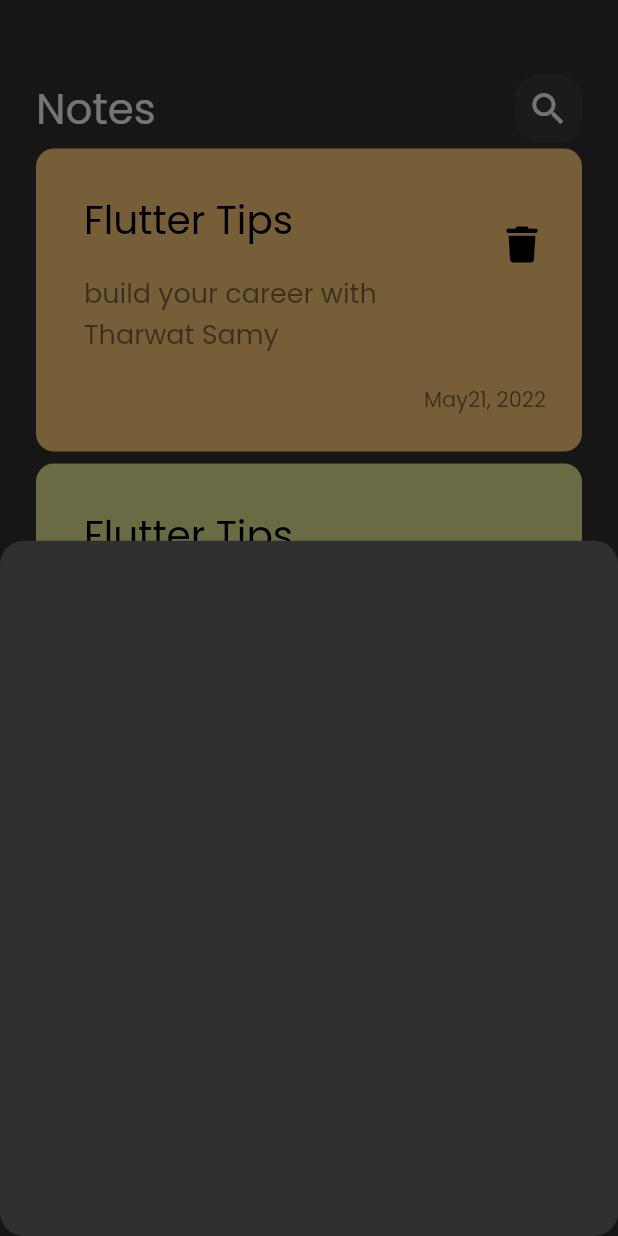
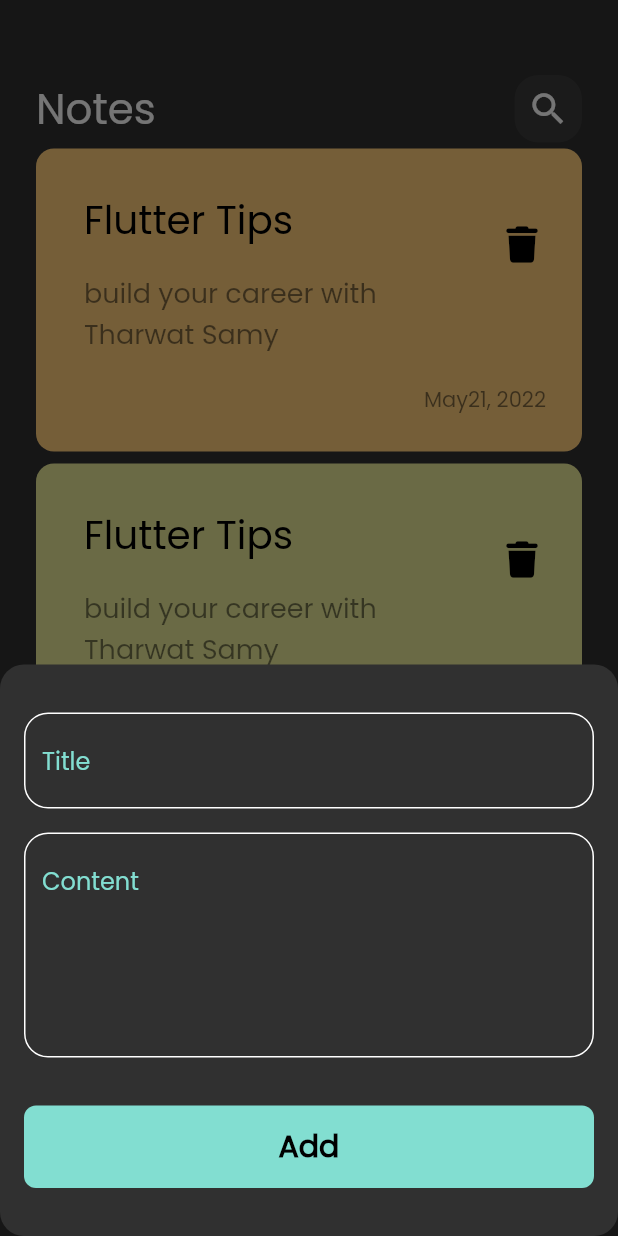
Before and after one commit to anasosama0/notes_app, a Flutter app: the screen it shows after launch, after a tap on the "add" icon, on a phone screen of 412 x 824 dp. Run offline on Flutter 3.47's test engine with Material 2 defaults, Android fonts, the phone set to English and light mode, and no system bars; our stand-ins replace font_awesome_flutter.

Commit message:
create text field and CustomButton for Add note

```diff
--- /dev/null
+++ b/lib/constants.dart
@@ -0,0 +1,3 @@
+import 'package:flutter/animation.dart';
+
+const kPrimaryColor = Color(0xff82DED1);
--- a/lib/views/widgets/add_note_bottom_sheet.dart
+++ b/lib/views/widgets/add_note_bottom_sheet.dart
@@ -1,10 +1,33 @@
 import 'package:flutter/material.dart';
+import 'package:notes_app/views/widgets/custom_text_field.dart';
+
+import 'custom_button.dart';
 
 class AddNoteBottomSheet extends StatelessWidget {
   const AddNoteBottomSheet({super.key});
 
   @override
   Widget build(BuildContext context) {
-    return  Container();
+    return  const Padding(
+      padding: EdgeInsets.symmetric(horizontal: 16),
+      child: SingleChildScrollView(
+        child: Column(
+          children: [
+            SizedBox(height: 32),
+            CustomTextField(hint: 'Title'),
+            SizedBox(
+              height: 16,
+            ),
+            CustomTextField(
+              hint: 'Content',
+              maxLines: 5,
+            ),
+            SizedBox(height: 32,),
+            CustomButton(),
+            SizedBox(height: 32,)
+          ],
+        ),
+      ),
+    );
   }
 }
--- /dev/null
+++ b/lib/views/widgets/custom_button.dart
@@ -0,0 +1,24 @@
+import 'package:flutter/material.dart';
+
+import '../../constants.dart';
+
+class CustomButton extends StatelessWidget {
+  const CustomButton({super.key});
+
+  @override
+  Widget build(BuildContext context) {
+    return Container(
+      width: MediaQuery.of(context).size.width,
+      height: 55,
+      decoration: BoxDecoration(
+          borderRadius: BorderRadius.circular(8), color: kPrimaryColor),
+      child: const Center(
+        child: Text(
+          'Add',
+          style: TextStyle(
+              color: Colors.black, fontSize: 20, fontWeight: FontWeight.bold),
+        ),
+      ),
+    );
+  }
+}
--- /dev/null
+++ b/lib/views/widgets/custom_text_field.dart
@@ -0,0 +1,30 @@
+import 'package:flutter/material.dart';
+import 'package:notes_app/constants.dart';
+
+class CustomTextField extends StatelessWidget {
+  const CustomTextField({super.key, required this.hint, this.maxLines = 1});
+
+final String hint;
+final int maxLines;
+  @override
+  Widget build(BuildContext context) {
+    return TextField(
+      cursorColor: kPrimaryColor,
+      maxLines: maxLines,
+      decoration: InputDecoration(
+          border: buildBorder(),
+          hintText: hint,
+          hintStyle: const TextStyle(
+            color: kPrimaryColor
+          ),
+          enabledBorder: buildBorder(),
+          focusedBorder: buildBorder(kPrimaryColor)),
+    );
+  }
+
+  OutlineInputBorder buildBorder([color]) {
+    return OutlineInputBorder(
+        borderRadius: BorderRadius.circular(16),
+        borderSide: BorderSide(color: color ?? Colors.white));
+  }
+}
```
